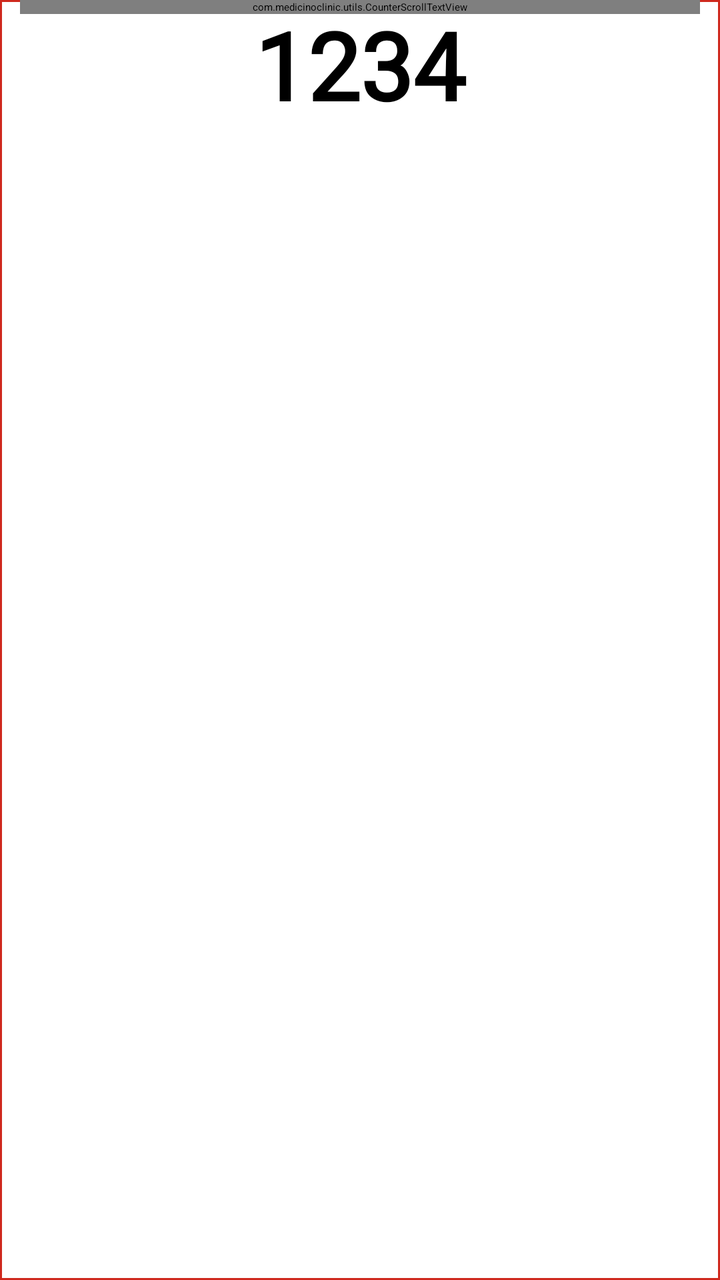
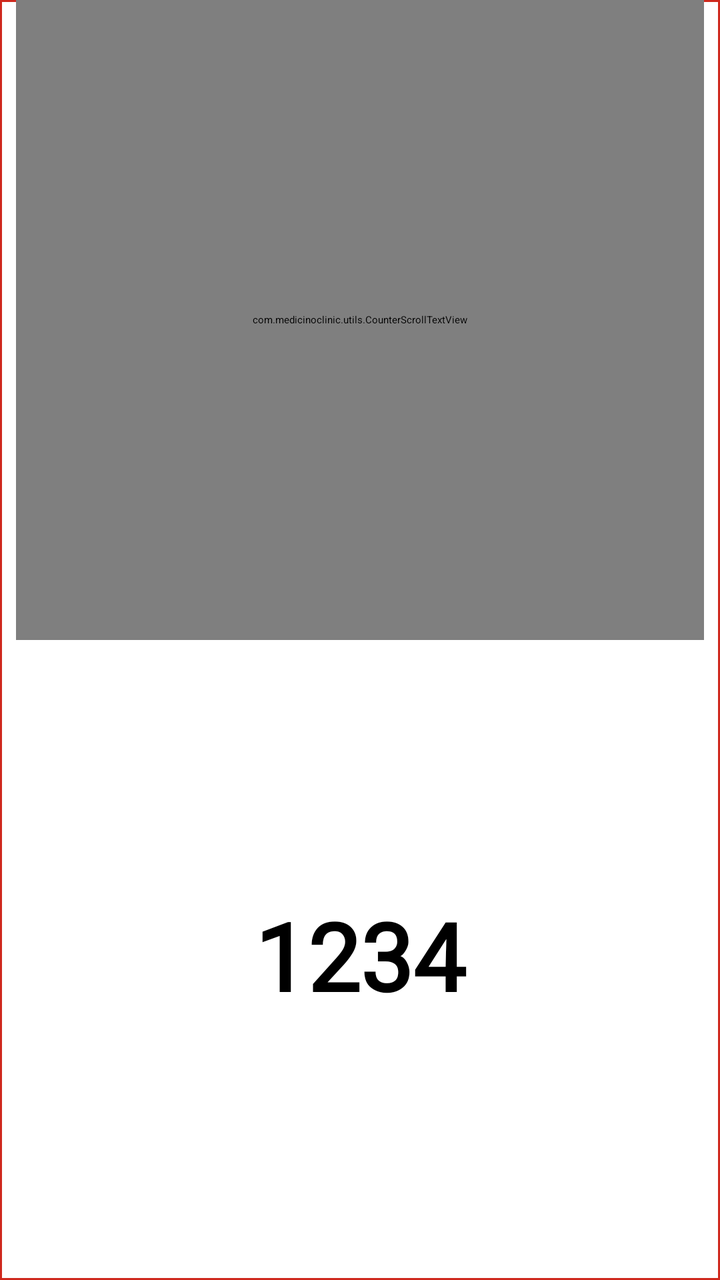

Before-and-after screenshots of an Android layout around one commit, followed by the original layout XML and the change that was made.
<!-- AndroidManifest.xml: application theme Theme.MedicinoAndroidTV -->
<!-- res/layout/item_counter.xml -->
<?xml version="1.0" encoding="utf-8"?>
<LinearLayout xmlns:android="http://schemas.android.com/apk/res/android"
    android:layout_width="match_parent"
    android:layout_height="match_parent"
    android:background="@drawable/focus"
    android:focusable="true"
    android:focusableInTouchMode="true"
    android:orientation="vertical"
    android:clipChildren="true"
    android:clipToPadding="true"
    android:paddingStart="10dp"
    android:paddingEnd="10dp">

    <com.medicinoclinic.utils.CounterScrollTextView
        android:id="@+id/tv_name"
        android:layout_width="match_parent"
        android:layout_height="wrap_content"
        android:gravity="center_vertical|center"
        android:singleLine="true"
        android:text="Counter A"
        android:textColor="@color/black"
        android:textSize="27sp"
        android:textStyle="bold"
        android:paddingTop="0dp"
        android:paddingBottom="0dp"
        android:lineSpacingExtra="0dp"
        android:textFontWeight="900"
        android:includeFontPadding="false"
        android:fontFamily="@font/poppins_regular"/>

    <TextView
        android:id="@+id/tv_token"
        android:layout_width="match_parent"
        android:layout_height="wrap_content"
        android:gravity="center_vertical|center"
        android:text="1234"
        android:textColor="@android:color/black"
        android:textSize="47sp"
        android:textStyle="bold"
        android:paddingTop="0dp"
        android:paddingBottom="0dp"
        android:lineSpacingExtra="0dp"
        android:includeFontPadding="false"
        android:fontFamily="@font/poppins_bold"/>

</LinearLayout>
<!-- resources referenced by this layout -->
<resources>
  <color name="black">#000000</color>
  <!-- drawable focus (drawable) -->
  <?xml version="1.0" encoding="utf-8"?>
  <selector xmlns:android="http://schemas.android.com/apk/res/android">
      <item android:state_focused="true" android:drawable="@drawable/rectangle_bg1" />
      <item android:drawable="@drawable/rectangle_bg" />
  </selector>
  <style name="Theme.MedicinoAndroidTV" parent="@style/Theme.Leanback" />
  <!-- drawable rectangle_bg1 (drawable) -->
  <?xml version="1.0" encoding="utf-8"?>
  <shape xmlns:android="http://schemas.android.com/apk/res/android">
      <solid android:color="@color/selectedBg"/>
      <stroke android:width="1dp" android:color="@color/red"/>
      <corners android:radius="1dp" />
  
  </shape>
  <!-- drawable rectangle_bg (drawable) -->
  <?xml version="1.0" encoding="utf-8"?>
  <shape xmlns:android="http://schemas.android.com/apk/res/android">
      <solid android:color="@color/white"/>
  
      <stroke android:width="1dp"
          android:color="@color/red"
          />
  
  
  
  
  
  
  
      <corners android:bottomRightRadius="0dp"
          android:bottomLeftRadius="0dp"
          android:topLeftRadius="0dp"
          android:topRightRadius="0dp"/>
  </shape>
  <color name="selectedBg">#A692F3DE</color>
  <color name="red">#CF291E</color>
  <color name="white">#ffffff</color>
</resources>

<!-- the commit's change to res/layout/item_counter.xml (unified diff, before → after) -->
@@ -3,44 +3,46 @@
     android:layout_width="match_parent"
     android:layout_height="match_parent"
     android:background="@drawable/focus"
+    android:clipChildren="true"
+    android:clipToPadding="true"
     android:focusable="true"
     android:focusableInTouchMode="true"
     android:orientation="vertical"
-    android:clipChildren="true"
-    android:clipToPadding="true"
-    android:paddingStart="10dp"
-    android:paddingEnd="10dp">
+    android:paddingStart="8dp"
+    android:paddingEnd="8dp"
+    android:weightSum="2">
 
     <com.medicinoclinic.utils.CounterScrollTextView
         android:id="@+id/tv_name"
         android:layout_width="match_parent"
-        android:layout_height="wrap_content"
-        android:gravity="center_vertical|center"
+        android:layout_height="0dp"
+        android:layout_weight="1"
+        android:ellipsize="none"
+        android:fontFamily="@font/poppins_regular"
+        android:gravity="center"
+        android:includeFontPadding="false"
+        android:lineSpacingExtra="0dp"
+        android:maxLines="1"
         android:singleLine="true"
         android:text="Counter A"
         android:textColor="@color/black"
+        android:textFontWeight="900"
         android:textSize="27sp"
-        android:textStyle="bold"
-        android:paddingTop="0dp"
-        android:paddingBottom="0dp"
-        android:lineSpacingExtra="0dp"
-        android:textFontWeight="900"
-        android:includeFontPadding="false"
-        android:fontFamily="@font/poppins_regular"/>
+        android:textStyle="bold" />
 
     <TextView
         android:id="@+id/tv_token"
         android:layout_width="match_parent"
-        android:layout_height="wrap_content"
-        android:gravity="center_vertical|center"
+        android:layout_height="0dp"
+        android:layout_weight="1"
+        android:fontFamily="@font/poppins_bold"
+        android:gravity="center"
+        android:includeFontPadding="false"
+        android:lineSpacingExtra="0dp"
+        android:maxLines="1"
         android:text="1234"
         android:textColor="@android:color/black"
         android:textSize="47sp"
-        android:textStyle="bold"
-        android:paddingTop="0dp"
-        android:paddingBottom="0dp"
-        android:lineSpacingExtra="0dp"
-        android:includeFontPadding="false"
-        android:fontFamily="@font/poppins_bold"/>
+        android:textStyle="bold" />
 
 </LinearLayout>
